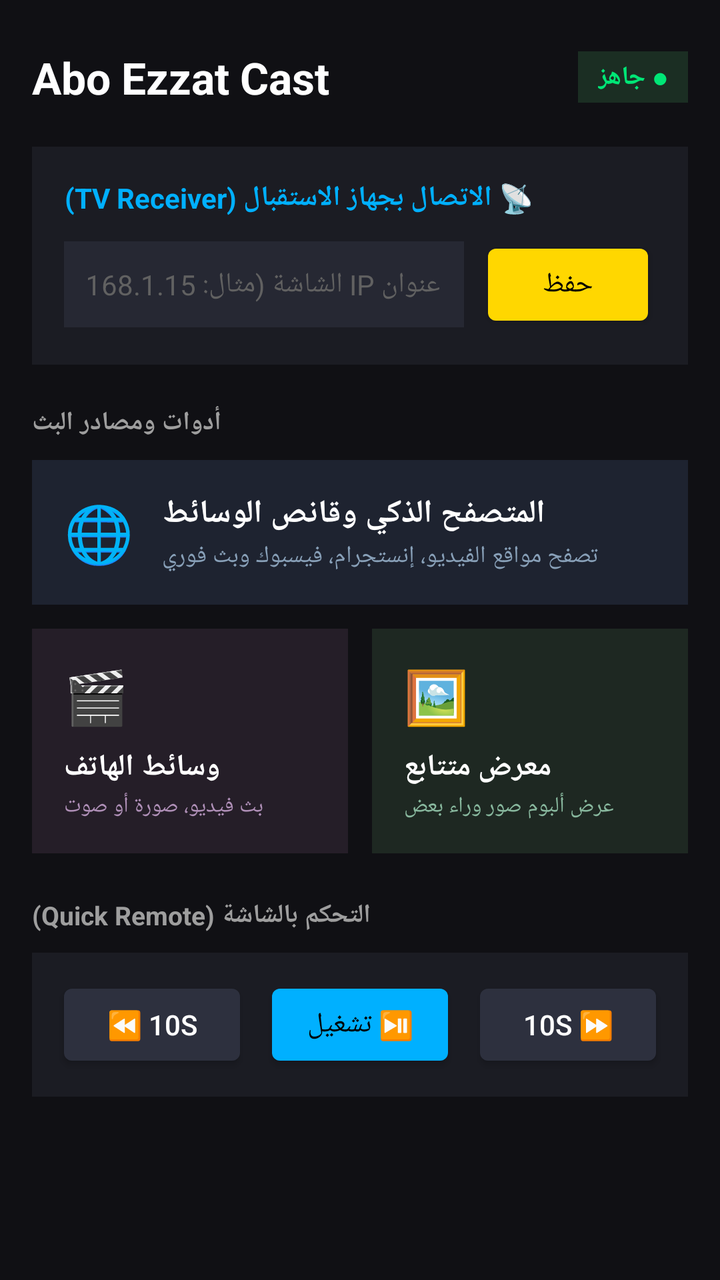
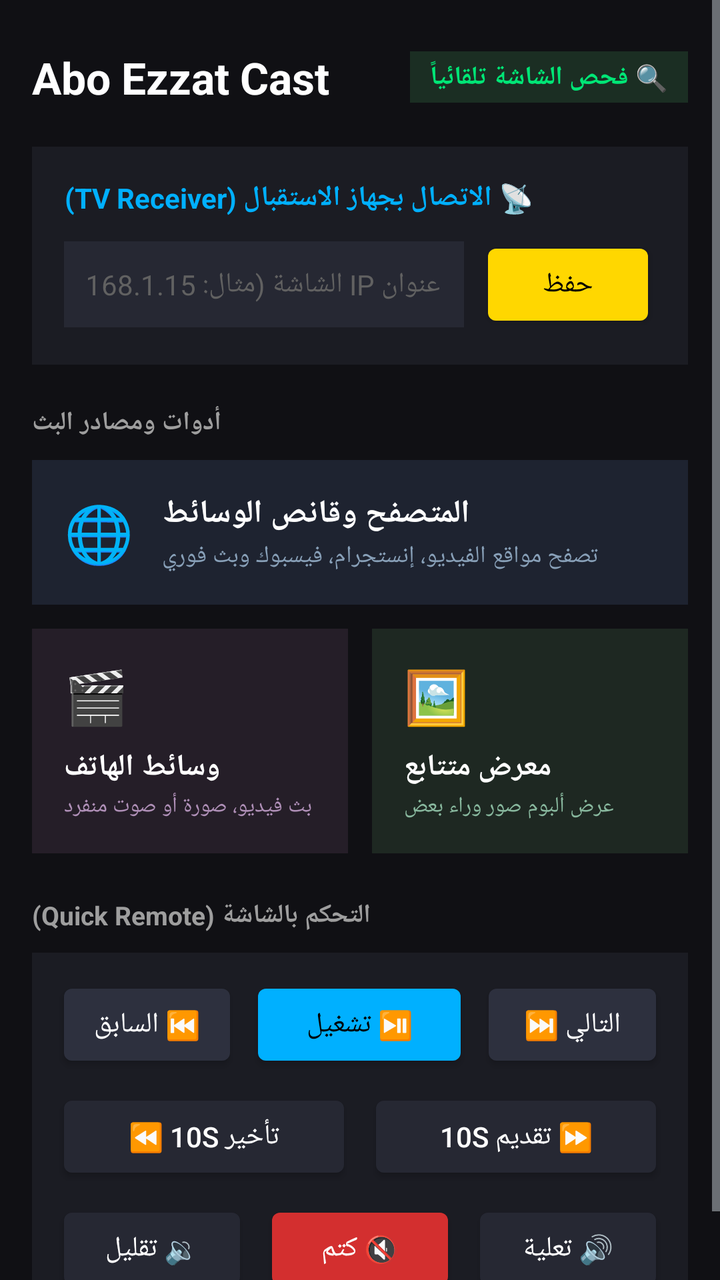

Compare the two renders of this Android layout. The source of the first and the diff that turns it into the second are given below.
<!-- AndroidManifest.xml: application theme android:Theme.DeviceDefault.NoActionBar -->
<!-- res/layout/activity_main.xml -->
<?xml version="1.0" encoding="utf-8"?>
<ScrollView xmlns:android="http://schemas.android.com/apk/res/android"
    android:layout_width="match_parent"
    android:layout_height="match_parent"
    android:background="#101014"
    android:fillViewport="true">

    <LinearLayout
        android:layout_width="match_parent"
        android:layout_height="wrap_content"
        android:orientation="vertical"
        android:padding="16dp">

        
        <LinearLayout
            android:layout_width="match_parent"
            android:layout_height="wrap_content"
            android:orientation="horizontal"
            android:gravity="center_vertical"
            android:layout_marginTop="8dp"
            android:layout_marginBottom="20dp">

            <TextView
                android:layout_width="0dp"
                android:layout_height="wrap_content"
                android:layout_weight="1"
                android:text="Abo Ezzat Cast"
                android:textColor="#FFFFFF"
                android:textSize="22sp"
                android:textStyle="bold" />

            <TextView
                android:id="@+id/tv_status_badge"
                android:layout_width="wrap_content"
                android:layout_height="wrap_content"
                android:text="● جاهز"
                android:textColor="#00E676"
                android:textSize="13sp"
                android:textStyle="bold"
                android:background="#1B2E23"
                android:paddingHorizontal="10dp"
                android:paddingVertical="4dp" />
        </LinearLayout>

        
        <LinearLayout
            android:layout_width="match_parent"
            android:layout_height="wrap_content"
            android:orientation="vertical"
            android:background="#1B1C23"
            android:padding="16dp"
            android:layout_marginBottom="20dp">

            <TextView
                android:layout_width="wrap_content"
                android:layout_height="wrap_content"
                android:text="📡 الاتصال بجهاز الاستقبال (TV Receiver)"
                android:textColor="#00B0FF"
                android:textSize="14sp"
                android:textStyle="bold"
                android:layout_marginBottom="10dp" />

            <LinearLayout
                android:layout_width="match_parent"
                android:layout_height="wrap_content"
                android:orientation="horizontal">

                <EditText
                    android:id="@+id/et_ip"
                    android:layout_width="0dp"
                    android:layout_height="wrap_content"
                    android:layout_weight="1"
                    android:hint="عنوان IP الشاشة (مثال: 192.168.1.15)"
                    android:textColor="#FFFFFF"
                    android:textColorHint="#616161"
                    android:background="#262833"
                    android:padding="12dp"
                    android:textSize="14sp"
                    android:inputType="textUri" />

                <Button
                    android:id="@+id/btn_save"
                    android:layout_width="wrap_content"
                    android:layout_height="wrap_content"
                    android:text="حفظ"
                    android:textColor="#000000"
                    android:backgroundTint="#FFD700"
                    android:layout_marginStart="8dp" />
            </LinearLayout>
        </LinearLayout>

        
        <TextView
            android:layout_width="wrap_content"
            android:layout_height="wrap_content"
            android:text="أدوات ومصادر البث"
            android:textColor="#9E9E9E"
            android:textSize="13sp"
            android:textStyle="bold"
            android:layout_marginBottom="10dp" />

        
        <LinearLayout
            android:id="@+id/card_browser"
            android:layout_width="match_parent"
            android:layout_height="wrap_content"
            android:orientation="horizontal"
            android:background="#1E2330"
            android:padding="16dp"
            android:gravity="center_vertical"
            android:layout_marginBottom="12dp">

            <TextView
                android:layout_width="wrap_content"
                android:layout_height="wrap_content"
                android:text="🌐"
                android:textSize="28sp"
                android:layout_marginEnd="14dp" />

            <LinearLayout
                android:layout_width="0dp"
                android:layout_height="wrap_content"
                android:layout_weight="1"
                android:orientation="vertical">

                <TextView
                    android:layout_width="wrap_content"
                    android:layout_height="wrap_content"
                    android:text="المتصفح الذكي وقانص الوسائط"
                    android:textColor="#FFFFFF"
                    android:textSize="16sp"
                    android:textStyle="bold" />

                <TextView
                    android:layout_width="wrap_content"
                    android:layout_height="wrap_content"
                    android:text="تصفح مواقع الفيديو، إنستجرام، فيسبوك وبث فوري"
                    android:textColor="#88A0B8"
                    android:textSize="12sp"
                    android:layout_marginTop="2dp" />
            </LinearLayout>
        </LinearLayout>

        
        <LinearLayout
            android:layout_width="match_parent"
            android:layout_height="wrap_content"
            android:orientation="horizontal"
            android:layout_marginBottom="12dp">

            
            <LinearLayout
                android:id="@+id/card_local_media"
                android:layout_width="0dp"
                android:layout_height="wrap_content"
                android:layout_weight="1"
                android:orientation="vertical"
                android:background="#251E28"
                android:padding="16dp"
                android:layout_marginEnd="6dp">

                <TextView
                    android:layout_width="wrap_content"
                    android:layout_height="wrap_content"
                    android:text="🎬"
                    android:textSize="26sp"
                    android:layout_marginBottom="8dp" />

                <TextView
                    android:layout_width="wrap_content"
                    android:layout_height="wrap_content"
                    android:text="وسائط الهاتف"
                    android:textColor="#FFFFFF"
                    android:textSize="15sp"
                    android:textStyle="bold" />

                <TextView
                    android:layout_width="wrap_content"
                    android:layout_height="wrap_content"
                    android:text="بث فيديو، صورة أو صوت"
                    android:textColor="#B090B8"
                    android:textSize="11sp"
                    android:layout_marginTop="2dp" />
            </LinearLayout>

            
            <LinearLayout
                android:id="@+id/card_slideshow"
                android:layout_width="0dp"
                android:layout_height="wrap_content"
                android:layout_weight="1"
                android:orientation="vertical"
                android:background="#1E2822"
                android:padding="16dp"
                android:layout_marginStart="6dp">

                <TextView
                    android:layout_width="wrap_content"
                    android:layout_height="wrap_content"
                    android:text="🖼️"
                    android:textSize="26sp"
                    android:layout_marginBottom="8dp" />

                <TextView
                    android:layout_width="wrap_content"
                    android:layout_height="wrap_content"
                    android:text="معرض متتابع"
                    android:textColor="#FFFFFF"
                    android:textSize="15sp"
                    android:textStyle="bold" />

                <TextView
                    android:layout_width="wrap_content"
                    android:layout_height="wrap_content"
                    android:text="عرض ألبوم صور وراء بعض"
                    android:textColor="#88B89E"
                    android:textSize="11sp"
                    android:layout_marginTop="2dp" />
            </LinearLayout>
        </LinearLayout>

        
        <TextView
            android:layout_width="wrap_content"
            android:layout_height="wrap_content"
            android:text="التحكم بالشاشة (Quick Remote)"
            android:textColor="#9E9E9E"
            android:textSize="13sp"
            android:textStyle="bold"
            android:layout_marginTop="10dp"
            android:layout_marginBottom="10dp" />

        <LinearLayout
            android:layout_width="match_parent"
            android:layout_height="wrap_content"
            android:orientation="horizontal"
            android:background="#1B1C23"
            android:padding="12dp"
            android:gravity="center">

            <Button
                android:id="@+id/btn_rewind"
                android:layout_width="0dp"
                android:layout_height="wrap_content"
                android:layout_weight="1"
                android:text="⏪ 10s"
                android:textColor="#FFFFFF"
                android:backgroundTint="#2D303E"
                android:layout_marginEnd="4dp" />

            <Button
                android:id="@+id/btn_play_pause"
                android:layout_width="0dp"
                android:layout_height="wrap_content"
                android:layout_weight="1"
                android:text="⏯️ تشغيل"
                android:textColor="#000000"
                android:backgroundTint="#00B0FF"
                android:layout_marginHorizontal="4dp" />

            <Button
                android:id="@+id/btn_forward"
                android:layout_width="0dp"
                android:layout_height="wrap_content"
                android:layout_weight="1"
                android:text="10s ⏩"
                android:textColor="#FFFFFF"
                android:backgroundTint="#2D303E"
                android:layout_marginStart="4dp" />
        </LinearLayout>

    </LinearLayout>
</ScrollView>
<!-- resources referenced by this layout -->
<resources>

</resources>

<!-- the commit's change to res/layout/activity_main.xml (unified diff, before → after) -->
@@ -33,7 +33,7 @@
                 android:id="@+id/tv_status_badge"
                 android:layout_width="wrap_content"
                 android:layout_height="wrap_content"
-                android:text="● جاهز"
+                android:text="🔍 فحص الشاشة تلقائياً"
                 android:textColor="#00E676"
                 android:textSize="13sp"
                 android:textStyle="bold"
@@ -126,7 +126,7 @@
                 <TextView
                     android:layout_width="wrap_content"
                     android:layout_height="wrap_content"
-                    android:text="المتصفح الذكي وقانص الوسائط"
+                    android:text="المتصفح وقانص الوسائط"
                     android:textColor="#FFFFFF"
                     android:textSize="16sp"
                     android:textStyle="bold" />
@@ -177,7 +177,7 @@
                 <TextView
                     android:layout_width="wrap_content"
                     android:layout_height="wrap_content"
-                    android:text="بث فيديو، صورة أو صوت"
+                    android:text="بث فيديو، صورة أو صوت منفرد"
                     android:textColor="#B090B8"
                     android:textSize="11sp"
                     android:layout_marginTop="2dp" />
@@ -233,40 +233,116 @@
         <LinearLayout
             android:layout_width="match_parent"
             android:layout_height="wrap_content"
-            android:orientation="horizontal"
+            android:orientation="vertical"
             android:background="#1B1C23"
-            android:padding="12dp"
-            android:gravity="center">
-
-            <Button
-                android:id="@+id/btn_rewind"
-                android:layout_width="0dp"
-                android:layout_height="wrap_content"
-                android:layout_weight="1"
-                android:text="⏪ 10s"
-                android:textColor="#FFFFFF"
-                android:backgroundTint="#2D303E"
-                android:layout_marginEnd="4dp" />
-
-            <Button
-                android:id="@+id/btn_play_pause"
-                android:layout_width="0dp"
-                android:layout_height="wrap_content"
-                android:layout_weight="1"
-                android:text="⏯️ تشغيل"
-                android:textColor="#000000"
-                android:backgroundTint="#00B0FF"
-                android:layout_marginHorizontal="4dp" />
-
-            <Button
-                android:id="@+id/btn_forward"
-                android:layout_width="0dp"
-                android:layout_height="wrap_content"
-                android:layout_weight="1"
-                android:text="10s ⏩"
-                android:textColor="#FFFFFF"
-                android:backgroundTint="#2D303E"
-                android:layout_marginStart="4dp" />
+            android:padding="12dp">
+
+            
+            <LinearLayout
+                android:layout_width="match_parent"
+                android:layout_height="wrap_content"
+                android:orientation="horizontal"
+                android:layout_marginBottom="8dp"
+                android:gravity="center">
+
+                <Button
+                    android:id="@+id/btn_prev"
+                    android:layout_width="0dp"
+                    android:layout_height="wrap_content"
+                    android:layout_weight="1"
+                    android:text="⏮️ السابق"
+                    android:textColor="#FFFFFF"
+                    android:backgroundTint="#2D303E"
+                    android:layout_marginEnd="3dp" />
+
+                <Button
+                    android:id="@+id/btn_play_pause"
+                    android:layout_width="0dp"
+                    android:layout_height="wrap_content"
+                    android:layout_weight="1.2"
+                    android:text="⏯️ تشغيل"
+                    android:textColor="#000000"
+                    android:backgroundTint="#00B0FF"
+                    android:layout_marginHorizontal="3dp" />
+
+                <Button
+                    android:id="@+id/btn_next"
+                    android:layout_width="0dp"
+                    android:layout_height="wrap_content"
+                    android:layout_weight="1"
+                    android:text="التالي ⏭️"
+                    android:textColor="#FFFFFF"
+                    android:backgroundTint="#2D303E"
+                    android:layout_marginStart="3dp" />
+            </LinearLayout>
+
+            
+            <LinearLayout
+                android:layout_width="match_parent"
+                android:layout_height="wrap_content"
+                android:orientation="horizontal"
+                android:layout_marginBottom="8dp"
+                android:gravity="center">
+
+                <Button
+                    android:id="@+id/btn_rewind"
+                    android:layout_width="0dp"
+                    android:layout_height="wrap_content"
+                    android:layout_weight="1"
+                    android:text="⏪ 10s تأخير"
+                    android:textColor="#FFFFFF"
+                    android:backgroundTint="#262833"
+                    android:layout_marginEnd="4dp" />
+
+                <Button
+                    android:id="@+id/btn_forward"
+                    android:layout_width="0dp"
+                    android:layout_height="wrap_content"
+                    android:layout_weight="1"
+                    android:text="10s تقديم ⏩"
+                    android:textColor="#FFFFFF"
+                    android:backgroundTint="#262833"
+                    android:layout_marginStart="4dp" />
+            </LinearLayout>
+
+            
+            <LinearLayout
+                android:layout_width="match_parent"
+                android:layout_height="wrap_content"
+                android:orientation="horizontal"
+                android:gravity="center">
+
+                <Button
+                    android:id="@+id/btn_vol_down"
+                    android:layout_width="0dp"
+                    android:layout_height="wrap_content"
+                    android:layout_weight="1"
+                    android:text="🔉 تقليل"
+                    android:textColor="#FFFFFF"
+                    android:backgroundTint="#262833"
+                    android:layout_marginEnd="4dp" />
+
+                <Button
+                    android:id="@+id/btn_mute"
+                    android:layout_width="0dp"
+                    android:layout_height="wrap_content"
+                    android:layout_weight="1"
+                    android:text="🔇 كتم"
+                    android:textColor="#FFFFFF"
+                    android:backgroundTint="#D32F2F"
+                    android:layout_marginHorizontal="4dp" />
+
+                <Button
+                    android:id="@+id/btn_vol_up"
+                    android:layout_width="0dp"
+                    android:layout_height="wrap_content"
+                    android:layout_weight="1"
+                    android:text="🔊 تعلية"
+                    android:textColor="#FFFFFF"
+                    android:backgroundTint="#262833"
+                    android:layout_marginStart="4dp" />
+            </LinearLayout>
+
         </LinearLayout>
 
     </LinearLayout>
